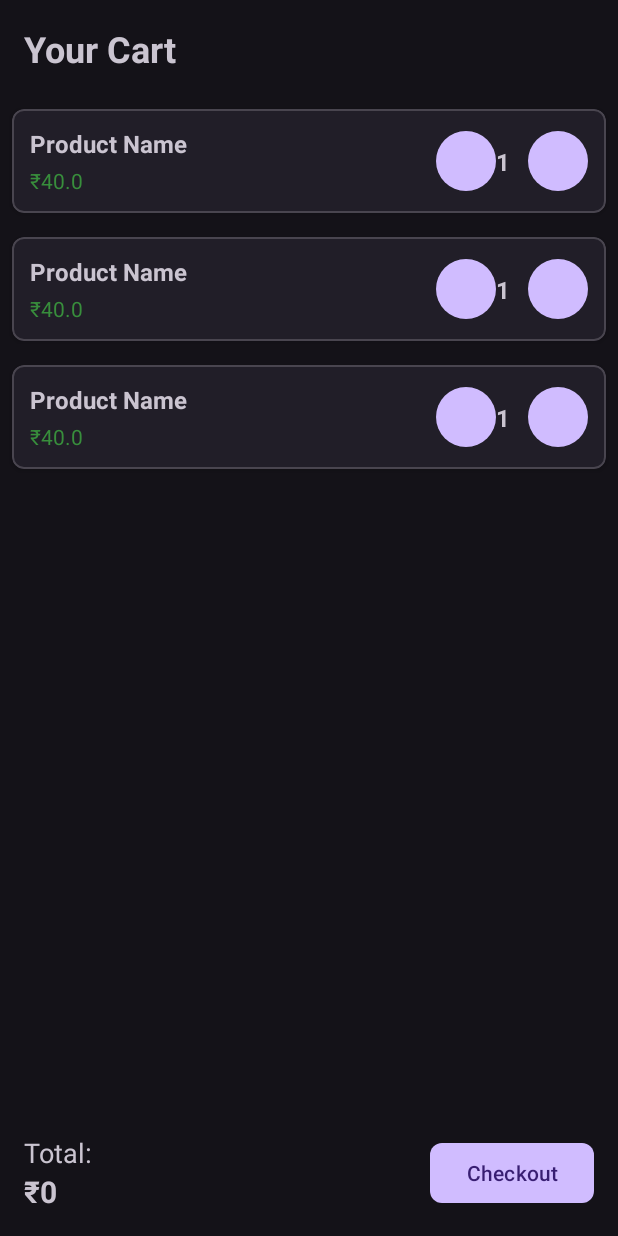
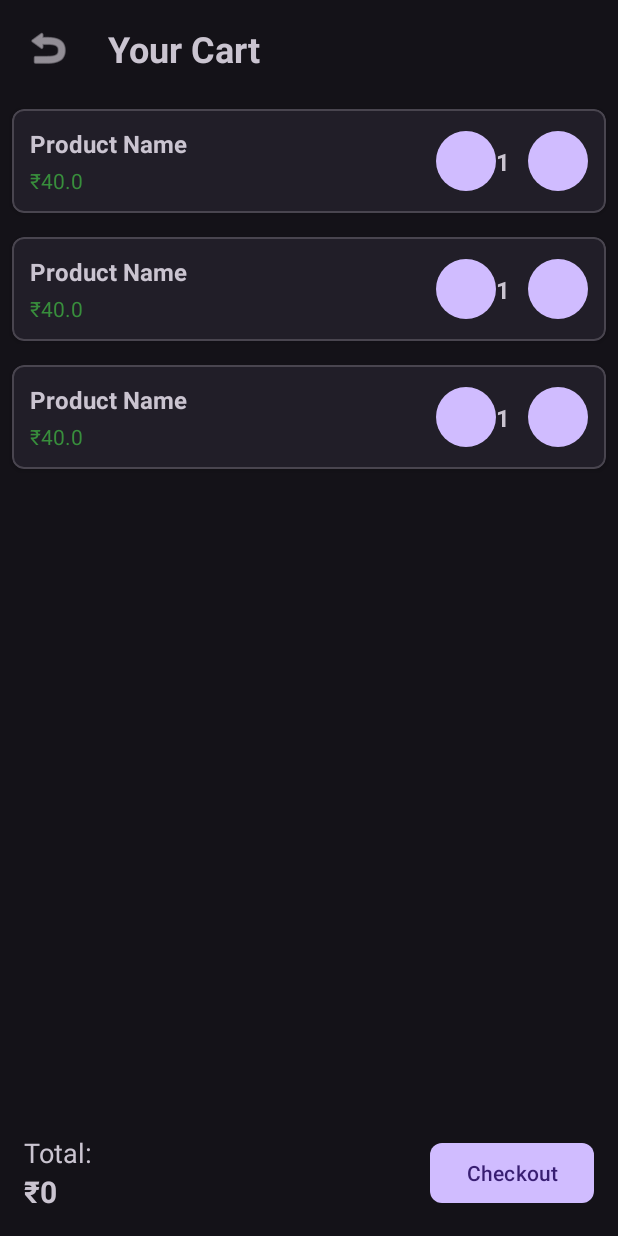
Before and after one commit to msrilaya18/Mini-Grocery-App, an Android app: the layout fragment_cart.xml on its own in the app's theme, with its tools: preview values and no code run, on a phone screen of 412 x 824 dp. Run offline under Robolectric (Android 15) with nearby library versions, the light colour scheme and no system bars.

Commit message:
Add 20 real food items, resolve text visibility and implement Cart navigation backward

```diff
--- a/app/src/main/java/com/example/minigroceryapp/ui/CartFragment.kt
+++ b/app/src/main/java/com/example/minigroceryapp/ui/CartFragment.kt
@@ -41,6 +41,10 @@ class CartFragment : Fragment() {
 
         binding.recyclerCart.adapter = adapter
 
+        binding.btnBack.setOnClickListener {
+            findNavController().popBackStack()
+        }
+
         viewLifecycleOwner.lifecycleScope.launch {
             viewModel.cartItems.collectLatest { items ->
                 adapter.submitList(items)
--- a/app/src/main/res/layout/fragment_cart.xml
+++ b/app/src/main/res/layout/fragment_cart.xml
@@ -6,15 +6,27 @@
     android:layout_height="match_parent"
     android:background="?android:attr/colorBackground">
 
+    <ImageView
+        android:id="@+id/btnBack"
+        android:layout_width="48dp"
+        android:layout_height="48dp"
+        android:layout_margin="8dp"
+        android:padding="8dp"
+        android:src="@android:drawable/ic_menu_revert"
+        app:tint="?android:attr/textColorPrimary"
+        app:layout_constraintTop_toTopOf="parent"
+        app:layout_constraintStart_toStartOf="parent" />
+
     <TextView
         android:id="@+id/tvCartTitle"
-        android:layout_width="match_parent"
+        android:layout_width="wrap_content"
         android:layout_height="wrap_content"
         android:text="Your Cart"
         android:textSize="24sp"
         android:textStyle="bold"
         android:padding="16dp"
-        app:layout_constraintTop_toTopOf="parent" />
+        app:layout_constraintTop_toTopOf="parent"
+        app:layout_constraintStart_toEndOf="@id/btnBack" />
 
     <androidx.recyclerview.widget.RecyclerView
         android:id="@+id/recyclerCart"
```
Also changed, not shown: app/src/main/java/com/example/minigroceryapp/ui/CategoryAdapter.kt (+6 -5 lines), app/src/main/java/com/example/minigroceryapp/viewmodel/MainViewModel.kt (+20 -6 lines).
